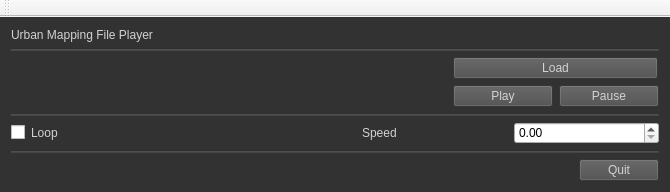
The window that src/mainwindow.ui (RPM-Robotics-Lab/file_player_complex_urban) describes before a commit, drawn with Qt 5.
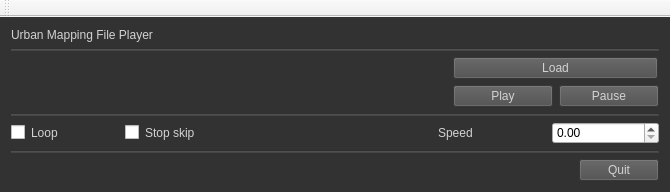
The same window after the commit.

Commit message: Add stop skipping

The edit to the form file:
```diff
--- a/src/mainwindow.ui
+++ b/src/mainwindow.ui
@@ -185,6 +185,13 @@
         </property>
        </widget>
       </item>
+      <item>
+       <widget class="QCheckBox" name="checkBox_2">
+        <property name="text">
+         <string>Stop skip</string>
+        </property>
+       </widget>
+      </item>
       <item>
        <spacer name="horizontalSpacer">
         <property name="orientation">
```
The commit also changes 4 other files.
